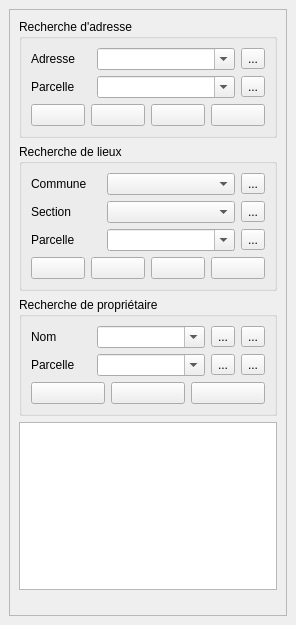
This is forms/qadastre_search_form.ui in 3liz/QgisCadastrePlugin as Qt 5 draws it before an edit. The edited form follows.
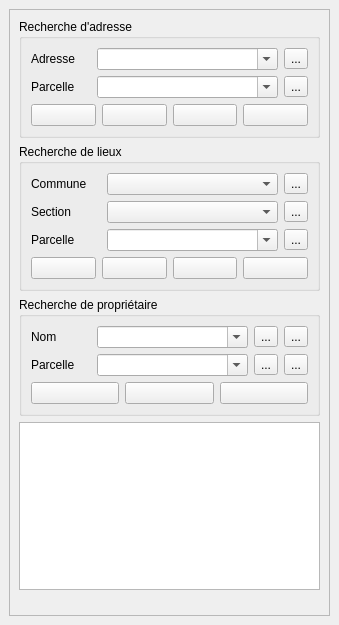
This is the edited form. Icons and pictures are not drawn.

```diff
--- a/forms/qadastre_search_form.ui
+++ b/forms/qadastre_search_form.ui
@@ -6,7 +6,7 @@
    <rect>
     <x>0</x>
     <y>0</y>
-    <width>296</width>
+    <width>339</width>
     <height>625</height>
    </rect>
   </property>
@@ -25,7 +25,7 @@
         <rect>
          <x>0</x>
          <y>0</y>
-         <width>276</width>
+         <width>319</width>
          <height>580</height>
         </rect>
        </property>
```
